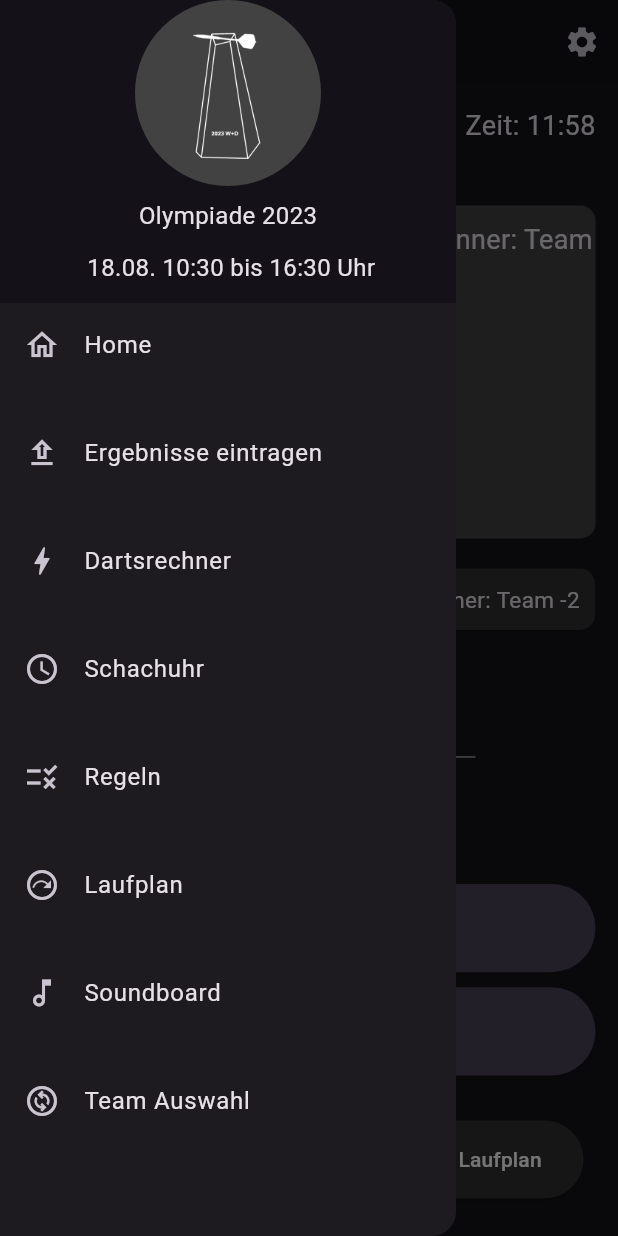
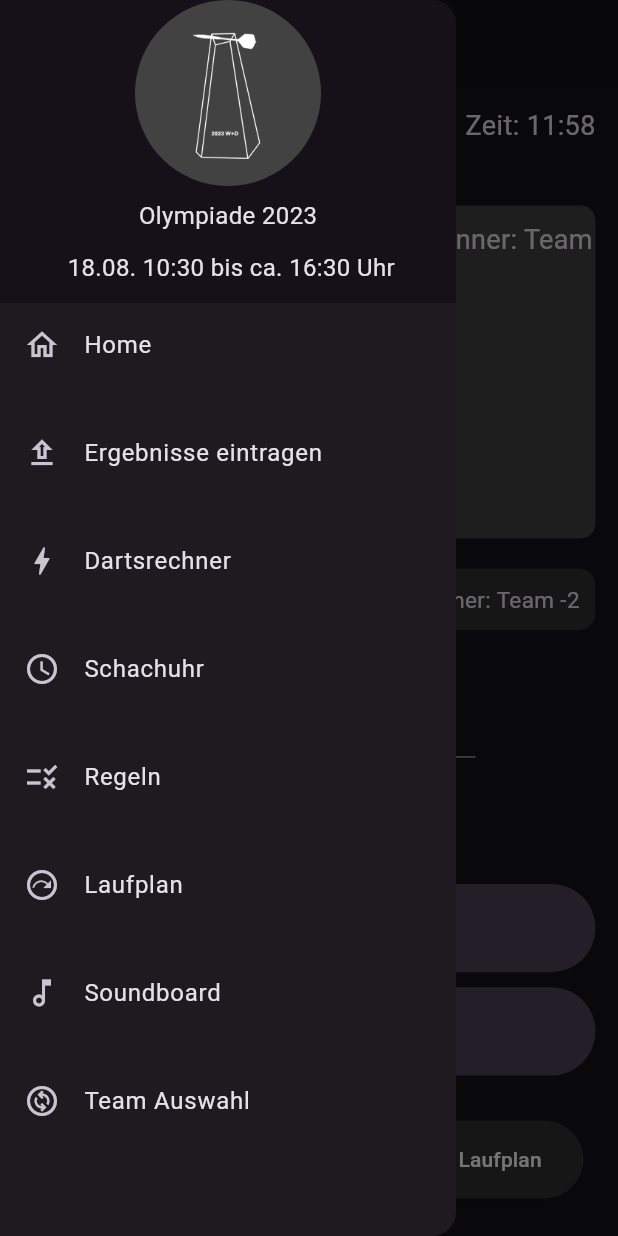
Before and after one commit to PhoenixFlyy/MiniOlympiade, a Flutter app: the MainMenu screen opened directly, with the side drawer open, on a phone screen of 412 x 824 dp. Run offline on Flutter 3.47's test engine with Material 2 defaults, Android fonts, the phone set to English and light mode, and no system bars; our stand-ins replace audioplayers, confetti, firebase_core, firebase_database, shared_preferences; accounts and stored records are empty.

Commit message:
Confetti, NavigationDrawer final

```diff
--- a/winter_olympiade/lib/utils/MainMenuNavigationDrawer.dart
+++ b/winter_olympiade/lib/utils/MainMenuNavigationDrawer.dart
@@ -1,7 +1,10 @@
+import 'dart:math';
+
+import 'package:confetti/confetti.dart';
 import 'package:flutter/material.dart';
 import 'package:intl/intl.dart';
+import 'package:olympiade/ChessClock.dart';
 import 'package:olympiade/DartCalculator.dart';
-import 'package:olympiade/MainMenu.dart';
 import 'package:olympiade/Rules.dart';
 import 'package:olympiade/SchedulePage.dart';
 import 'package:olympiade/TeamSelection.dart';
@@ -9,28 +12,66 @@ import 'package:olympiade/UploadPointsScreen.dart';
 import 'package:olympiade/utils/MatchData.dart';
 import 'package:olympiade/utils/Soundboard.dart';
 
-class MainMenuNavigationDrawer extends StatelessWidget {
+class MainMenuNavigationDrawer extends StatefulWidget {
   final int currentRound;
   final int selectedRound;
   final int teamNumber;
+  final int maxChessTime;
   final DateTime eventStartTime;
   final DateTime eventEndTime;
+
   const MainMenuNavigationDrawer(
-      {super.key,
+      {Key? key,
       required this.currentRound,
       required this.selectedRound,
       required this.teamNumber,
+      required this.maxChessTime,
       required this.eventStartTime,
-      required this.eventEndTime});
+      required this.eventEndTime})
+      : super(key: key);
+
+  @override
+  State<MainMenuNavigationDrawer> createState() =>
+      _MainMenuNavigationDrawerState();
+}
+
+class _MainMenuNavigationDrawerState extends State<MainMenuNavigationDrawer> {
+  late ConfettiController _confettiController;
+
+  @override
+  void initState() {
+    super.initState();
+    _confettiController =
+        ConfettiController(duration: const Duration(milliseconds: 1));
+  }
+
+  @override
+  void dispose() {
+    _confettiController.dispose();
+    super.dispose();
+  }
 
   @override
   Widget build(BuildContext context) => Drawer(
         child: SingleChildScrollView(
-          child: Column(
-            crossAxisAlignment: CrossAxisAlignment.stretch,
-            children: <Widget>[
-              buildHeader(context),
-              buildMenuItems(context),
+          child: Stack(
+            children: [
+              Column(
+                crossAxisAlignment: CrossAxisAlignment.stretch,
+                children: <Widget>[
+                  buildHeader(context),
+                  buildMenuItems(context),
+                ],
+              ),
+              Center(
+                child: ConfettiWidget(
+                  confettiController: _confettiController,
+                  shouldLoop: false,
+                  blastDirection: pi / 2,
+                  emissionFrequency: 0.6,
+                  numberOfParticles: 15,
+                ),
+              ),
             ],
           ),
         ),
@@ -38,7 +79,7 @@ class MainMenuNavigationDrawer extends StatelessWidget {
 
   Widget buildHeader(BuildContext context) => Material(
         child: InkWell(
-          onTap: () {},
+          onTap: () => _confettiController.play(),
           child: Container(
             padding: EdgeInsets.only(
               top: MediaQuery.of(context).padding.top,
@@ -46,39 +87,36 @@ class MainMenuNavigationDrawer extends StatelessWidget {
             child: Column(
               children: [
                 Container(
-                  width: 124, // 2 * 52 (Radius)
-                  height: 124, // 2 * 52 (Radius)
+                  width: 124,
+                  height: 124,
                   decoration: BoxDecoration(
-                    color: Colors.grey[800], // Hier kannst du jede gewünschte Farbe setzen
+                    color: Colors.grey[800],
                     shape: BoxShape.circle,
                   ),
                   child: Align(
-                    alignment: Alignment(0, -0.9), // Hier kannst du die Y-Position anpassen. -1 ist ganz oben, 1 ist ganz unten.
+                    alignment: const Alignment(0, -0.9),
                     child: Image.asset(
                       "assets/pokalganz.png",
                       fit: BoxFit.scaleDown,
-                      width: 105,  // Zum Beispiel die Hälfte der Containergröße
+                      width: 105,
                       height: 105,
                     ),
                   ),
                 ),
-
-
-
-
                 const SizedBox(height: 8),
                 const Text("Olympiade 2023", style: TextStyle(fontSize: 16)),
                 const SizedBox(height: 12),
                 Row(
                   mainAxisAlignment: MainAxisAlignment.center,
                   children: [
-                    Text(DateFormat(' dd.MM. HH:mm').format(eventStartTime),
+                    Text(
+                        DateFormat(' dd.MM. HH:mm')
+                            .format(widget.eventStartTime),
                         style: const TextStyle(fontSize: 16)),
-                    const Text(" bis ", style: TextStyle(fontSize: 16)),
-                    Text(DateFormat('HH:mm').format(eventEndTime),
+                    const Text(" bis ca. ", style: TextStyle(fontSize: 16)),
+                    Text(DateFormat('HH:mm').format(widget.eventEndTime),
                         style: const TextStyle(fontSize: 16)),
-                    Text(' Uhr', style: const TextStyle(fontSize: 16)),
-
+                    const Text(' Uhr', style: TextStyle(fontSize: 16)),
                   ],
                 ),
                 const SizedBox(height: 12),
@@ -96,8 +134,6 @@ class MainMenuNavigationDrawer extends StatelessWidget {
             title: const Text('Home'),
             onTap: () {
               Navigator.pop(context);
-              Navigator.of(context).push(
-                  MaterialPageRoute(builder: (context) => const MainMenu()));
             },
           ),
           ListTile(
@@ -107,7 +143,8 @@ class MainMenuNavigationDrawer extends StatelessWidget {
               Navigator.pop(context);
               Navigator.of(context).push(MaterialPageRoute(
                   builder: (context) => UploadResults(
-                      currentRound: currentRound, teamNumber: teamNumber)));
+                      currentRound: widget.currentRound,
+                      teamNumber: widget.teamNumber)));
             },
           ),
           ListTile(
@@ -124,8 +161,9 @@ class MainMenuNavigationDrawer extends StatelessWidget {
             title: const Text('Schachuhr'),
             onTap: () {
               Navigator.pop(context);
-              Navigator.of(context).push(
-                  MaterialPageRoute(builder: (context) => const MainMenu()));
+              Navigator.of(context).push(MaterialPageRoute(
+                  builder: (context) =>
+                      SchachUhr(maxtime: widget.maxChessTime)));
             },
           ),
           ListTile(
@@ -146,7 +184,7 @@ class MainMenuNavigationDrawer extends StatelessWidget {
                   builder: (context) => SchedulePage(
                       pairings: pairings,
                       disciplines: disciplines,
-                      currentRowForColor: currentRound)));
+                      currentRowForColor: widget.currentRound)));
             },
           ),
           ListTile(
--- a/winter_olympiade/pubspec.yaml
+++ b/winter_olympiade/pubspec.yaml
@@ -17,6 +17,7 @@ dependencies:
   flutter_launcher_icons: ^0.13.1
   intl: ^0.18.1
   audioplayers: ^5.1.0
+  confetti: ^0.7.0
 
 dev_dependencies:
   flutter_test:
```
Also changed, not shown: winter_olympiade/lib/MainMenu.dart (+12 -73 lines), winter_olympiade/pubspec.lock.
